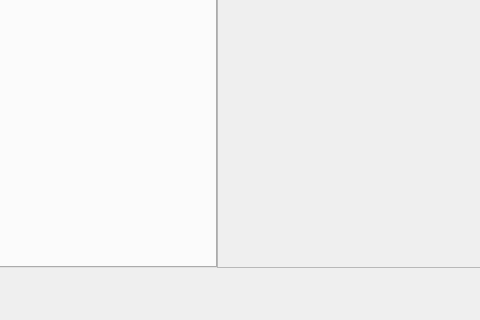
Before: the Qt Designer form src/airunner/pyqt/main_window.ui in Capsize-Games/airunner, drawn with Qt 5; both pictures show x 192 to 672 and y 468 to 788 of the 1195 by 788 pixel window.
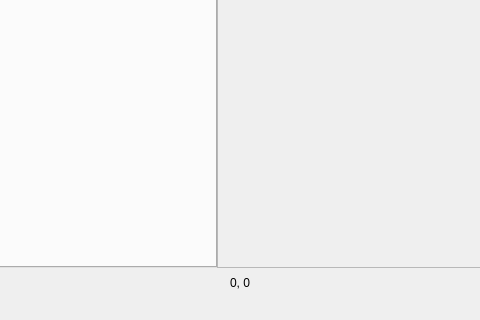
After: the same form once the commit is applied. Icons and pictures are not drawn.

Commit message: Fixes bottom and right line drawing.

```diff
--- a/src/airunner/pyqt/main_window.ui
+++ b/src/airunner/pyqt/main_window.ui
@@ -767,6 +767,13 @@
          </property>
         </widget>
        </item>
+       <item>
+        <widget class="QLabel" name="mouse_location">
+         <property name="text">
+          <string>0, 0</string>
+         </property>
+        </widget>
+       </item>
        <item>
         <spacer name="horizontalSpacer_2">
          <property name="orientation">
```
The commit also changes 2 other files.
